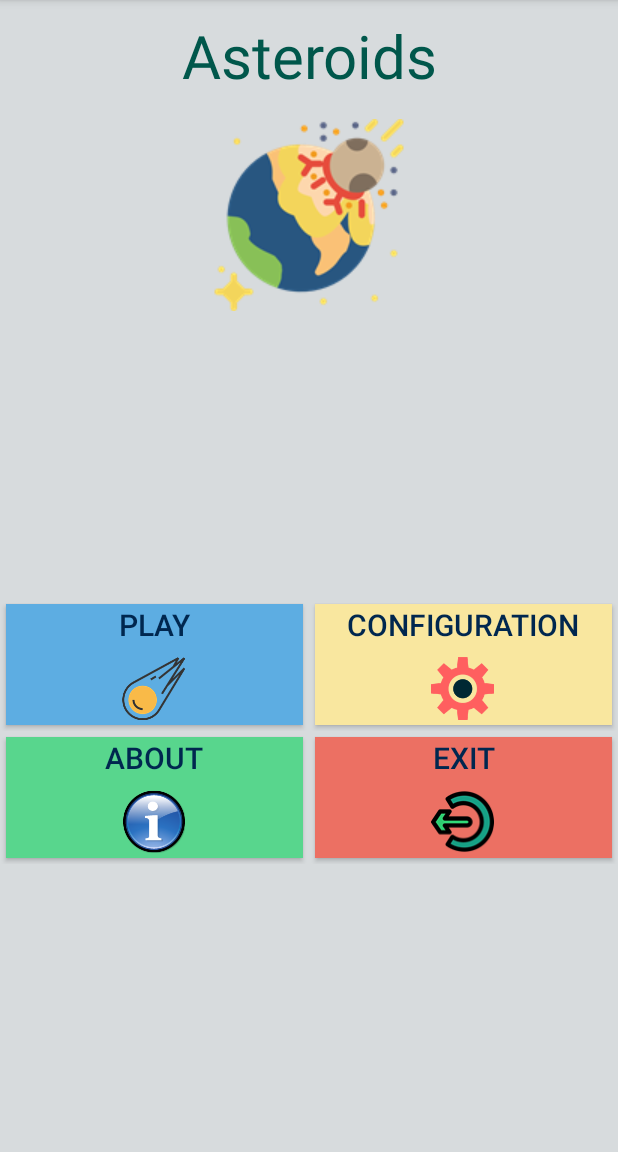
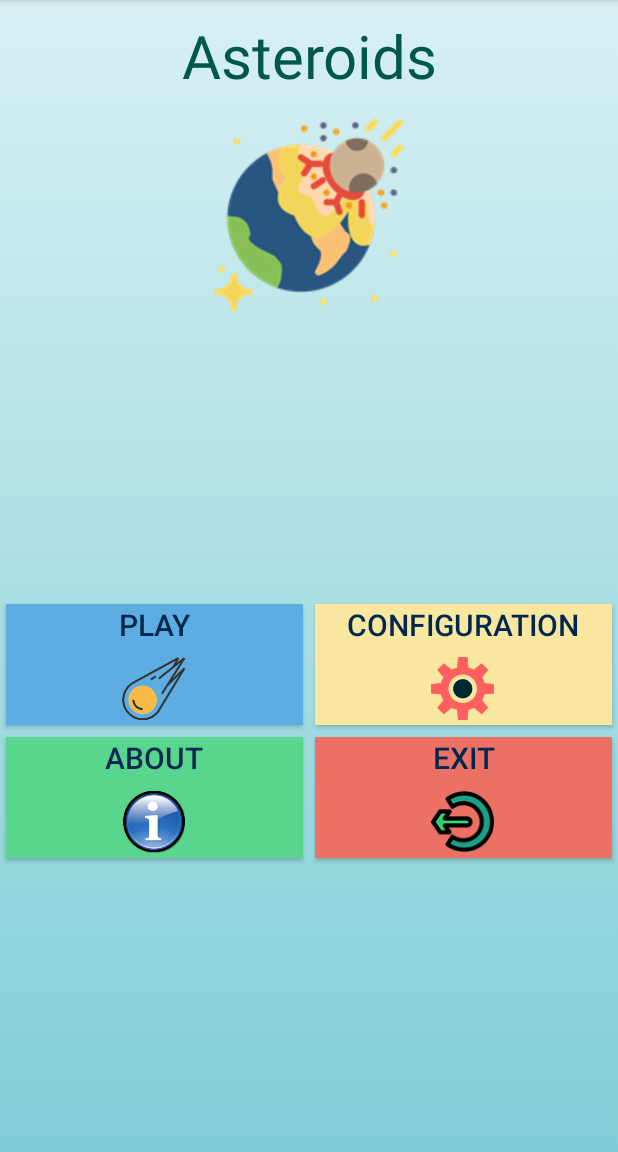
Before and after one commit to snksnake/PerezA_U2, an Android app: the fragment Tab1 shown on its own in the app's theme, on a phone screen of 412 x 824 dp, the part 84-1236 px from its top. Run offline under Robolectric (Android 15) with nearby library versions, the phone set to English and light mode, and no system bars.

```diff
--- /dev/null
+++ b/app/src/main/res/drawable/gradient_background.xml
@@ -0,0 +1,12 @@
+<?xml version="1.0" encoding="utf-8"?>
+    <selector xmlns:android="http://schemas.android.com/apk/res/android">
+        <item>
+            <shape>
+                <gradient
+                    android:angle="90"
+                    android:startColor="@color/graddientTop"
+                    android:endColor="@color/gradientEnd"
+                    android:type="linear" />
+            </shape>
+        </item>
+    </selector>
--- a/app/src/main/res/layout/tab1_view.xml
+++ b/app/src/main/res/layout/tab1_view.xml
@@ -2,7 +2,7 @@
 <android.support.constraint.ConstraintLayout xmlns:android="http://schemas.android.com/apk/res/android"
     android:layout_width="match_parent"
     android:layout_height="match_parent"
-    android:background="@color/backgroundLayout">
+    android:background="@drawable/gradient_background">
 
     <LinearLayout
         android:layout_width="match_parent"
--- a/app/src/main/res/layout/tab1_view_portrait.xml
+++ b/app/src/main/res/layout/tab1_view_portrait.xml
@@ -2,7 +2,7 @@
 <android.support.constraint.ConstraintLayout xmlns:android="http://schemas.android.com/apk/res/android"
     android:layout_width="match_parent"
     android:layout_height="match_parent"
-    android:background="@color/backgroundLayout">
+    android:background="@drawable/gradient_background">
 
     <LinearLayout
         android:layout_width="match_parent"
--- a/app/src/main/res/layout/tab4_view.xml
+++ b/app/src/main/res/layout/tab4_view.xml
@@ -183,7 +183,7 @@
                 android:id="@+id/e2p"
                 android:layout_width="wrap_content"
                 android:layout_height="match_parent"
-
+                android:text="PTS"
                 android:layout_weight="1" />
 
             <Button
--- a/app/src/main/res/values/colors.xml
+++ b/app/src/main/res/values/colors.xml
@@ -12,4 +12,8 @@
     <color name="buttonConfig">#F9E79F</color>
 
     <color name="backgroundLayout">#D7DBDD</color>
+
+    <color name="gradientEnd">#d8f0f3</color>
+
+    <color name="graddientTop">#80ced6</color>
 </resources>
--- a/app/src/main/res/values/styles.xml
+++ b/app/src/main/res/values/styles.xml
@@ -10,11 +10,12 @@
 
     <style name="ScreenStye" parent="Theme.AppCompat.Light.DarkActionBar">
         <!-- Customize your theme here. -->
-        <item name="android:textSize">60sp</item>
+        <item name="android:textSize">35sp</item>
         <item name="android:textColor">@color/darkScreencolor</item>
         <item name="android:maxLength">10</item>
         <item name="android:paddingBottom">4sp</item>
         <item name="android:paddingTop">10sp</item>
+        <item name="android:gravity">right</item>
     </style>
 
     <style name="NumberStyles">
```
Also changed, not shown: app/src/main/java/fpa/pereza_u2/Tab4.java (+50 -12 lines), app/src/main/img_euro-web.png (added), app/src/main/img_pta-web.png (added), app/src/main/res/mipmap-hdpi/img_euro.png (added), app/src/main/res/mipmap-hdpi/img_pta.png (added), app/src/main/res/mipmap-mdpi/img_euro.png (added), app/src/main/res/mipmap-mdpi/img_pta.png (added), app/src/main/res/mipmap-xhdpi/img_euro.png (added), app/src/main/res/mipmap-xhdpi/img_pta.png (added), app/src/main/res/mipmap-xxhdpi/img_euro.png (added), app/src/main/res/mipmap-xxhdpi/img_pta.png (added), app/src/main/res/mipmap-xxxhdpi/img_euro.png (added), app/src/main/res/mipmap-xxxhdpi/img_pta.png (added).
